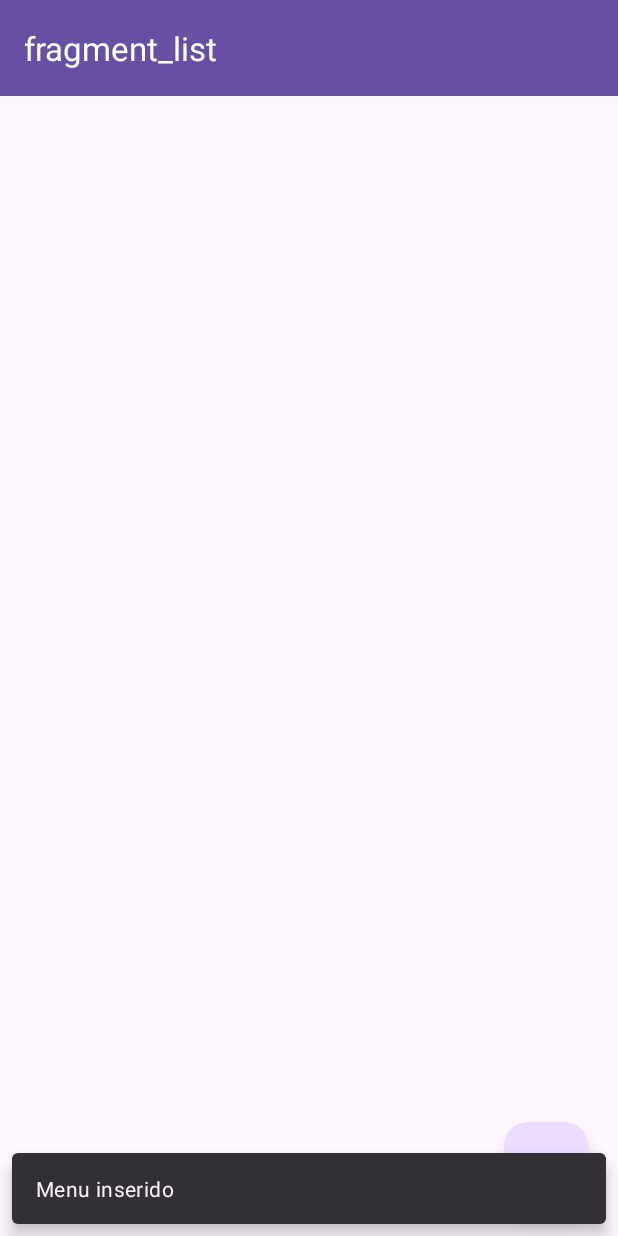
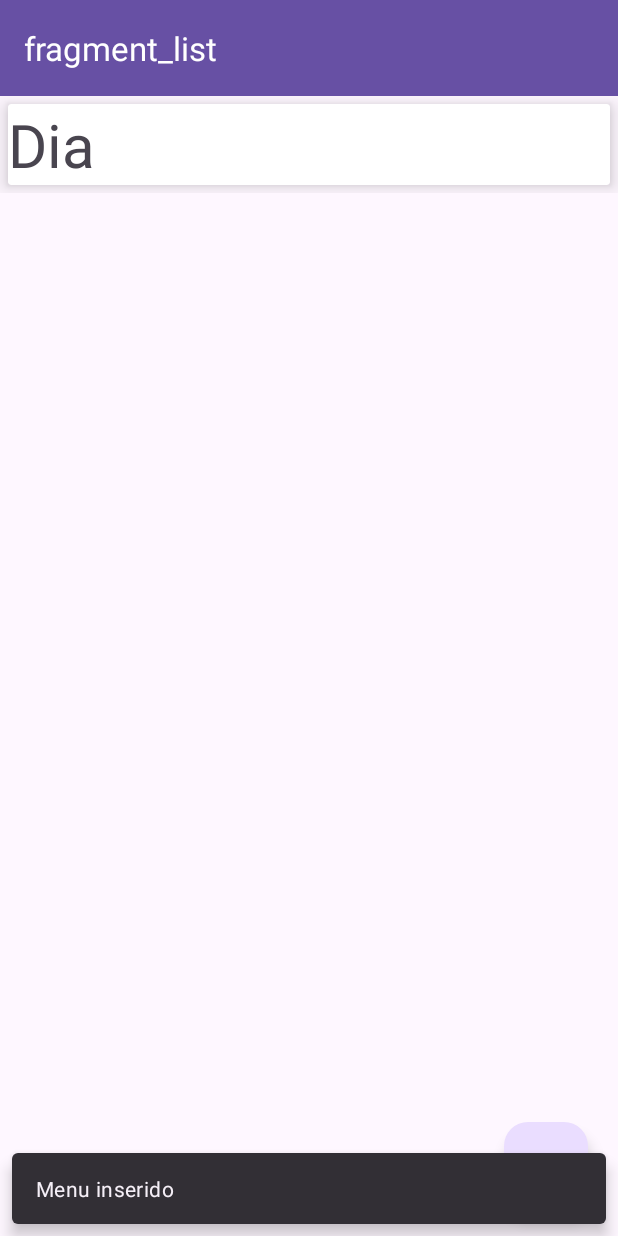
Before and after one commit to josebiaggiodev/Menu, an Android app: the RegisterFragment screen opened through its navigation route, after a tap on "Salvar", on a phone screen of 412 x 824 dp. Run offline under Robolectric (Android 15) with nearby library versions, the phone set to English and light mode, and no system bars; our stand-ins replace Room's generated code, navigation-ui.

Commit message:
Added the functionality to create a new menu and display it in the list

```diff
--- /dev/null
+++ b/app/src/main/java/br/edu/ifsp/aluno/menu/adapter/MenuAdapter.kt
@@ -0,0 +1,34 @@
+package br.edu.ifsp.aluno.menu.adapter
+
+import android.view.LayoutInflater
+import android.view.ViewGroup
+import androidx.recyclerview.widget.RecyclerView
+import br.edu.ifsp.aluno.menu.data.Menu
+import br.edu.ifsp.aluno.menu.databinding.MenuCellBinding
+
+class MenuAdapter():
+    RecyclerView.Adapter<MenuAdapter.MenuViewHolder>() {
+    private lateinit var binding: MenuCellBinding
+    private var menuList = ArrayList<Menu>()
+    fun updateList(newList: ArrayList<Menu> ){
+        menuList = newList
+        notifyDataSetChanged()
+    }
+    override fun onCreateViewHolder(
+        parent: ViewGroup,
+        viewType: Int
+    ): MenuViewHolder {
+        binding = MenuCellBinding.inflate(LayoutInflater.from(parent.context), parent, false)
+        return MenuViewHolder(binding)
+    }
+    override fun onBindViewHolder(holder: MenuViewHolder, position: Int) {
+        holder.dayVH.text = menuList[position].day
+    }
+    override fun getItemCount(): Int {
+        return menuList.size
+    }
+    inner class MenuViewHolder(view:MenuCellBinding): RecyclerView.ViewHolder(view.root)
+    {
+        val dayVH = view.day
+    }
+}
--- a/app/src/main/java/br/edu/ifsp/aluno/menu/data/MenuDAO.kt
+++ b/app/src/main/java/br/edu/ifsp/aluno/menu/data/MenuDAO.kt
@@ -1,10 +1,14 @@
 package br.edu.ifsp.aluno.menu.data
 
+import androidx.lifecycle.LiveData
 import androidx.room.Dao
 import androidx.room.Insert
+import androidx.room.Query
 
 @Dao
 interface MenuDAO {
     @Insert
     suspend fun insert(menu: Menu)
+    @Query("SELECT * FROM menu ORDER BY day")
+    fun getAllOptionsOfTheMenu(): LiveData<List<Menu>>
 }
--- a/app/src/main/java/br/edu/ifsp/aluno/menu/repository/MenuRepository.kt
+++ b/app/src/main/java/br/edu/ifsp/aluno/menu/repository/MenuRepository.kt
@@ -1,5 +1,6 @@
 package br.edu.ifsp.aluno.menu.repository
 
+import androidx.lifecycle.LiveData
 import br.edu.ifsp.aluno.menu.data.Menu
 import br.edu.ifsp.aluno.menu.data.MenuDAO
 
@@ -7,4 +8,8 @@ class MenuRepository (private val menuDAO: MenuDAO) {
     suspend fun insert(menu: Menu){
         menuDAO.insert(menu)
     }
+
+    fun getAllOptionsOfTheMenu(): LiveData<List<Menu>> {
+        return menuDAO.getAllOptionsOfTheMenu()
+    }
 }
--- a/app/src/main/java/br/edu/ifsp/aluno/menu/ui/ListFragment.kt
+++ b/app/src/main/java/br/edu/ifsp/aluno/menu/ui/ListFragment.kt
@@ -5,24 +5,46 @@ import android.view.LayoutInflater
 import android.view.View
 import android.view.ViewGroup
 import androidx.fragment.app.Fragment
+import androidx.lifecycle.ViewModelProvider
 import androidx.navigation.fragment.findNavController
+import androidx.recyclerview.widget.LinearLayoutManager
 import br.edu.ifsp.aluno.menu.R
+import br.edu.ifsp.aluno.menu.adapter.MenuAdapter
+import br.edu.ifsp.aluno.menu.data.Menu
 import br.edu.ifsp.aluno.menu.databinding.FragmentListBinding
+import br.edu.ifsp.aluno.menu.viewmodel.MenuViewModel
 
 class ListFragment : Fragment(){
     private var _binding: FragmentListBinding? = null
     private val binding get() = _binding!!
+    lateinit var contatoAdapter: MenuAdapter
+    lateinit var viewModel: MenuViewModel
     override fun onCreate(savedInstanceState: Bundle?) {
         super.onCreate(savedInstanceState)
     }
+
     override fun onCreateView(
         inflater: LayoutInflater, container: ViewGroup?,
         savedInstanceState: Bundle?
     ): View? {
         _binding = FragmentListBinding.inflate(inflater, container, false)
-        val root: View = binding.root
+
         binding.fab.setOnClickListener {
             findNavController().navigate(R.id.action_listFragment_to_registerFragment) }
-        return root
+        configureRecyclerView()
+        return binding.root
+    }
+    private fun configureRecyclerView()
+    {
+        viewModel = ViewModelProvider(this).get(MenuViewModel::class.java)
+        viewModel.allOptionsOfTheMenu.observe(viewLifecycleOwner) { list ->
+            list?.let {
+                contatoAdapter.updateList(list as ArrayList<Menu>)
+            }
+        }
+        val recyclerView = binding.recyclerview
+        recyclerView.layoutManager = LinearLayoutManager(requireContext())
+        contatoAdapter = MenuAdapter()
+        recyclerView.adapter = contatoAdapter
     }
 }
--- a/app/src/main/java/br/edu/ifsp/aluno/menu/viewmodel/MenuViewModel.kt
+++ b/app/src/main/java/br/edu/ifsp/aluno/menu/viewmodel/MenuViewModel.kt
@@ -12,10 +12,12 @@ import kotlinx.coroutines.launch
 
 class MenuViewModel(application: Application): AndroidViewModel(application) {
     private val repository: MenuRepository
+    var allOptionsOfTheMenu : LiveData<List<Menu>>
     lateinit var menu : LiveData<Menu>
     init {
         val dao = MenuDatabase.getDatabase(application).menuDAO()
         repository = MenuRepository(dao)
+        allOptionsOfTheMenu = repository.getAllOptionsOfTheMenu()
     }
     fun insert(menu: Menu) = viewModelScope.launch(Dispatchers.IO){
         repository.insert(menu)
--- /dev/null
+++ b/app/src/main/res/layout/menu_cell.xml
@@ -0,0 +1,32 @@
+<?xml version="1.0" encoding="utf-8"?>
+<LinearLayout xmlns:android="http://schemas.android.com/apk/res/android"
+    xmlns:app="http://schemas.android.com/apk/res-auto"
+    android:orientation="vertical"
+    android:layout_width="match_parent"
+    android:layout_height="wrap_content">
+    <androidx.cardview.widget.CardView
+        android:layout_width="match_parent"
+        android:layout_height="wrap_content"
+        android:layout_margin="5dp"
+        app:cardElevation="8dp">
+        <RelativeLayout
+            android:layout_width="match_parent"
+            android:layout_height="match_parent">
+            <LinearLayout
+                android:layout_width="match_parent"
+                android:layout_height="wrap_content"
+                android:orientation="vertical">
+                <TextView
+                    android:id="@+id/day"
+                    android:layout_width="wrap_content"
+                    android:layout_height="wrap_content"
+                    android:textSize="40sp"/>
+            </LinearLayout>
+            <ImageView
+                android:id="@+id/fav_icon"
+                android:layout_width="50dp"
+                android:layout_height="50dp"
+                android:layout_alignParentEnd="true"/>
+        </RelativeLayout>
+    </androidx.cardview.widget.CardView>
+</LinearLayout>
```
